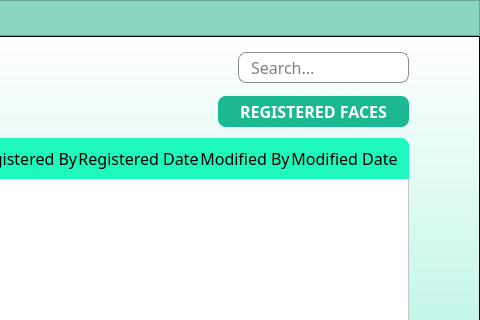
The window that records.ui (marcryangil/facemaskdetection) describes before a commit, drawn with Qt 5; both pictures show x 462 to 942 and y 0 to 320 of the 942 by 495 pixel window.
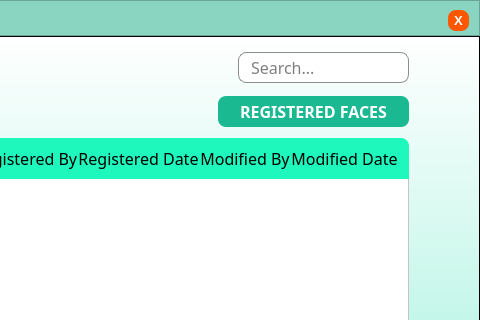
The same window after the commit. Icons and pictures are not drawn.

```diff
--- a/records.ui
+++ b/records.ui
@@ -114,6 +114,53 @@
         <string/>
        </property>
       </widget>
+      <widget class="QPushButton" name="exitbtn">
+       <property name="geometry">
+        <rect>
+         <x>910</x>
+         <y>10</y>
+         <width>21</width>
+         <height>21</height>
+        </rect>
+       </property>
+       <property name="minimumSize">
+        <size>
+         <width>0</width>
+         <height>0</height>
+        </size>
+       </property>
+       <property name="font">
+        <font>
+         <family>MS Shell Dlg 2</family>
+         <pointsize>10</pointsize>
+         <weight>75</weight>
+         <bold>true</bold>
+        </font>
+       </property>
+       <property name="autoFillBackground">
+        <bool>false</bool>
+       </property>
+       <property name="styleSheet">
+        <string notr="true">QPushButton{
+	background-color: rgba(255,87,0,255);
+	border: none;
+	color: rgb(255, 255, 255);
+	border-radius: 8px;
+}
+QPushButton:hover{
+	background-color: rgb(31, 211, 166);
+}
+QPushButton:pressed{
+	background-color: rgb(22, 154, 121)
+}</string>
+       </property>
+       <property name="text">
+        <string>X</string>
+       </property>
+       <property name="flat">
+        <bool>false</bool>
+       </property>
+      </widget>
      </widget>
     </item>
     <item>
```
